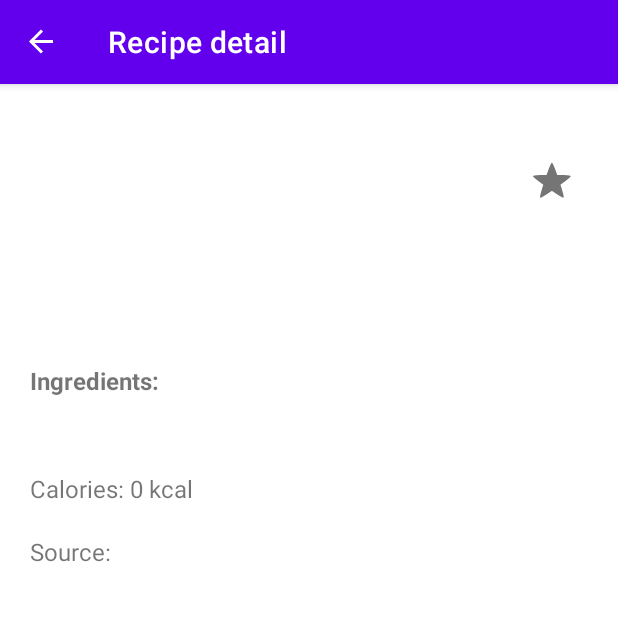
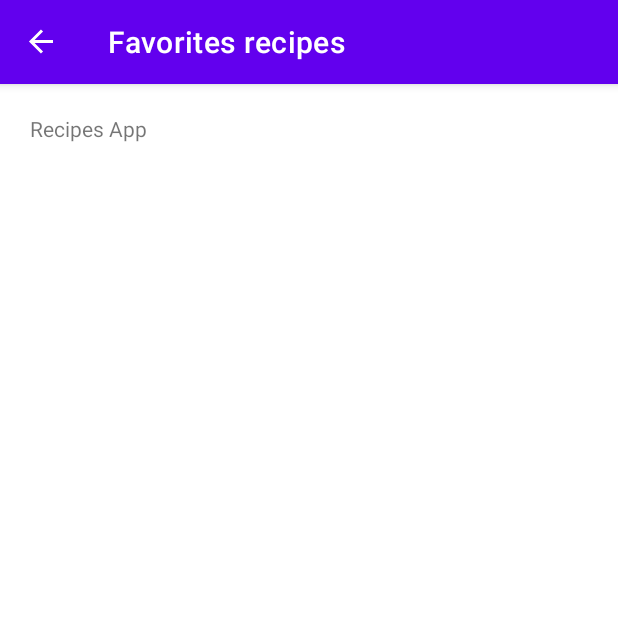
Before and after one commit to josesanoli/RecipesApp, an Android app: the screen it shows after launch (MainActivity), after a tap on "Favs", on a phone screen of 412 x 824 dp, the top half of it. Run offline under Robolectric (Android 15) with nearby library versions, the phone set to English and light mode, and no system bars; our stand-ins replace Dagger/Hilt's generated code, navigation-ui.

Commit message:
[WIP] Navigate to bookmarks screen

```diff
--- a/app/src/main/java/es/jolusan/appdemo/presentation/MainActivity.kt
+++ b/app/src/main/java/es/jolusan/appdemo/presentation/MainActivity.kt
@@ -1,18 +1,14 @@
 package es.jolusan.appdemo.presentation
 
 import android.os.Bundle
-import android.view.Menu
 import androidx.appcompat.app.AppCompatActivity
+import androidx.navigation.NavController
 import androidx.navigation.fragment.NavHostFragment
 import androidx.navigation.ui.AppBarConfiguration
 import androidx.navigation.ui.setupWithNavController
 import dagger.hilt.android.AndroidEntryPoint
+import es.jolusan.appdemo.R
 import es.jolusan.appdemo.databinding.MainActivityBinding
-import android.view.MenuItem
-import androidx.navigation.NavController
-import androidx.navigation.Navigation.findNavController
-import androidx.navigation.fragment.findNavController
-import es.jolusan.appdemo.R
 import es.jolusan.appdemo.domain.model.RecipeDetail
 import es.jolusan.appdemo.presentation.main.MainFragmentDirections
 
@@ -41,10 +37,7 @@ class MainActivity : AppCompatActivity() {
         binding.toolbar.setOnMenuItemClickListener {
             when (it.itemId) {
                 R.id.bookmarks -> {
-                    //TODO go to bookmarks fragment
-                    val action = MainFragmentDirections.actionMainFragmentToDetailFragment(
-                        RecipeDetail("", "", "", "", "", listOf(), 0F, listOf(), listOf())
-                    )
+                    val action = MainFragmentDirections.actionMainFragmentToBookmarksFragment()
                     val navHostFragment =
                         supportFragmentManager.findFragmentById(R.id.nav_host_fragment) as NavHostFragment
                     val navController = navHostFragment.navController
@@ -61,7 +54,7 @@ class MainActivity : AppCompatActivity() {
             val menuItem = binding.toolbar.menu.findItem(R.id.bookmarks)
             when (destination.id) {
                 R.id.mainFragment -> menuItem.isVisible = true
-                R.id.detailFragment -> menuItem.isVisible = false
+                R.id.detailFragment, R.id.bookmarksFragment -> menuItem.isVisible = false
             }
         }
     }
--- a/app/src/main/java/es/jolusan/appdemo/presentation/bookmarks/BookmarksFragment.kt
+++ b/app/src/main/java/es/jolusan/appdemo/presentation/bookmarks/BookmarksFragment.kt
@@ -1,4 +1,66 @@
 package es.jolusan.appdemo.presentation.bookmarks
 
-class BookmarksFragment {
+import android.os.Bundle
+import android.view.LayoutInflater
+import android.view.View
+import android.view.ViewGroup
+import androidx.fragment.app.Fragment
+import androidx.fragment.app.viewModels
+import androidx.navigation.fragment.findNavController
+import dagger.hilt.android.AndroidEntryPoint
+import es.jolusan.appdemo.R
+import es.jolusan.appdemo.databinding.BookmarksFragmentBinding
+import es.jolusan.appdemo.domain.model.RecipeDetail
+import es.jolusan.appdemo.domain.model.toRecipe
+import es.jolusan.appdemo.presentation.main.MainFragmentDirections
+import es.jolusan.appdemo.presentation.main.RecipesAdapter
+
+@AndroidEntryPoint
+class BookmarksFragment : Fragment() {
+
+    private val viewModel: BookmarksViewModel by viewModels()
+    private lateinit var binding: BookmarksFragmentBinding
+    private lateinit var recipesAdapter: RecipesAdapter
+
+    override fun onCreateView(
+        inflater: LayoutInflater, container: ViewGroup?,
+        savedInstanceState: Bundle?
+    ): View {
+        binding = BookmarksFragmentBinding.inflate(inflater, container, false)
+        return binding.root
+    }
+
+    override fun onViewCreated(view: View, savedInstanceState: Bundle?) {
+        super.onViewCreated(view, savedInstanceState)
+        setupUI()
+        setupObservers()
+        viewModel.getRecipesSavedInDatabase()
+    }
+
+    private fun setupUI() {
+        recipesAdapter = RecipesAdapter {
+            navigateToDetail(viewModel.onRecipeClicked(it))
+        }
+        binding.recipesRecyclerView.adapter = recipesAdapter
+    }
+
+    private fun setupObservers() {
+
+    }
+
+    private fun updateRecipesList (recipesList: List<RecipeDetail>) {
+        if (recipesList.isEmpty()){
+            binding.infoTextView.visibility = View.VISIBLE
+            binding.infoTextView.text = getString(R.string.bookmarks_no_recipes_saved)
+            binding.recipesRecyclerView.visibility = View.GONE
+        } else {
+            val recipes = recipesList.map { recipeDetail -> recipeDetail.toRecipe() }
+            recipesAdapter.recipeList = recipes
+        }
+    }
+
+    private fun navigateToDetail(recipeDetail: RecipeDetail) {
+        val action = MainFragmentDirections.actionMainFragmentToDetailFragment(recipeDetail)
+        findNavController().navigate(action)
+    }
 }
--- a/app/src/main/java/es/jolusan/appdemo/presentation/bookmarks/BookmarksViewModel.kt
+++ b/app/src/main/java/es/jolusan/appdemo/presentation/bookmarks/BookmarksViewModel.kt
@@ -1,4 +1,34 @@
 package es.jolusan.appdemo.presentation.bookmarks
 
-class BookmarksViewModel {
+import androidx.lifecycle.ViewModel
+import androidx.lifecycle.viewModelScope
+import dagger.hilt.android.lifecycle.HiltViewModel
+import es.jolusan.appdemo.domain.model.RecipeDetail
+import es.jolusan.appdemo.utils.ResponseStatus
+import kotlinx.coroutines.Dispatchers
+import kotlinx.coroutines.flow.MutableStateFlow
+import kotlinx.coroutines.flow.asStateFlow
+import kotlinx.coroutines.launch
+import javax.inject.Inject
+
+@HiltViewModel
+class BookmarksViewModel @Inject constructor(
+
+): ViewModel() {
+    private val _recipes = MutableStateFlow<ResponseStatus<List<RecipeDetail>>>(ResponseStatus.Init())
+    val recipes = _recipes.asStateFlow()
+
+    fun getRecipesSavedInDatabase() {
+        viewModelScope.launch(Dispatchers.IO) {
+            //getFavoriteRecipesUseCase().collect {
+            //    _recipes.value = it
+            //}
+        }
+    }
+
+    fun onRecipeClicked(recipeId: String): RecipeDetail {
+        _recipes.value.data!!.first { it.id == recipeId }.let { recipeDetail ->
+            return recipeDetail
+        }
+    }
 }
--- a/app/src/main/java/es/jolusan/appdemo/presentation/main/MainFragment.kt
+++ b/app/src/main/java/es/jolusan/appdemo/presentation/main/MainFragment.kt
@@ -47,14 +47,10 @@ class MainFragment : Fragment() {
         binding.recipesRecyclerView.adapter = recipesAdapter
 
         binding.searchButton.setOnClickListener {
-
             hideKeyboard()
             binding.infoTextView.visibility = View.INVISIBLE
             viewModel.getRecipesByWords(binding.searchEditText.text.toString())
         }
-
-        binding.progressBar.visibility = View.GONE
-
     }
 
     private fun setupObservers() {
--- a/app/src/main/res/layout/bookmarks_fragment.xml
+++ b/app/src/main/res/layout/bookmarks_fragment.xml
@@ -1,9 +1,42 @@
 <?xml version="1.0" encoding="utf-8"?>
 <androidx.constraintlayout.widget.ConstraintLayout xmlns:android="http://schemas.android.com/apk/res/android"
     xmlns:tools="http://schemas.android.com/tools"
+    xmlns:app="http://schemas.android.com/apk/res-auto"
     android:id="@+id/bookmarks"
     android:layout_width="match_parent"
     android:layout_height="match_parent"
     tools:context=".presentation.bookmarks.BookmarksFragment">
 
+    <TextView
+        android:id="@+id/info_text_view"
+        android:layout_width="wrap_content"
+        android:layout_height="wrap_content"
+        android:text="@string/app_name"
+        android:layout_marginTop="20dp"
+        android:layout_marginStart="20dp"
+        app:layout_constraintStart_toStartOf="parent"
+        app:layout_constraintTop_toTopOf="parent" />
+
+    <androidx.recyclerview.widget.RecyclerView
+        android:id="@+id/recipes_recycler_view"
+        android:layout_width="match_parent"
+        android:layout_height="0dp"
+        android:layout_marginTop="20dp"
+        android:layout_marginStart="4dp"
+        android:layout_marginEnd="4dp"
+        app:layoutManager="androidx.recyclerview.widget.LinearLayoutManager"
+        app:layout_constraintTop_toBottomOf="@id/info_text_view"
+        app:layout_constraintBottom_toBottomOf="parent"/>
+
+    <ProgressBar
+        android:id="@+id/progress_bar"
+        android:layout_width="match_parent"
+        android:layout_height="wrap_content"
+        android:visibility="gone"
+        app:layout_constraintTop_toBottomOf="@id/info_text_view"
+        app:layout_constraintLeft_toLeftOf="parent"
+        app:layout_constraintRight_toRightOf="parent"
+        app:layout_constraintBottom_toBottomOf="parent" />
+
+
 </androidx.constraintlayout.widget.ConstraintLayout>
--- a/app/src/main/res/navigation/nav_graph.xml
+++ b/app/src/main/res/navigation/nav_graph.xml
@@ -13,6 +13,9 @@
         <action
             android:id="@+id/action_mainFragment_to_detailFragment"
             app:destination="@id/detailFragment" />
+        <action
+            android:id="@+id/action_mainFragment_to_bookmarksFragment"
+            app:destination="@id/bookmarksFragment" />
     </fragment>
 
     <fragment
@@ -24,4 +27,14 @@
             android:name="recipe"
             app:argType="es.jolusan.appdemo.domain.model.RecipeDetail" />
     </fragment>
+
+    <fragment
+        android:id="@+id/bookmarksFragment"
+        android:name="es.jolusan.appdemo.presentation.bookmarks.BookmarksFragment"
+        android:label="@string/bookmarks_screen_title"
+        tools:layout="@layout/bookmarks_fragment">
+        <action
+            android:id="@+id/action_bookmarksFragment_to_detailFragment"
+            app:destination="@id/detailFragment" />
+    </fragment>
 </navigation>
--- a/app/src/main/res/values/strings.xml
+++ b/app/src/main/res/values/strings.xml
@@ -23,7 +23,7 @@
 
 
     <!-- Bookmarks Screen -->
-    <string name="bookmarks_screen_title">Your saved recipes</string>
+    <string name="bookmarks_screen_title">Favorites recipes</string>
     <string name="bookmarks_no_recipes_saved">Not recipes saved</string>
 
 </resources>
```
